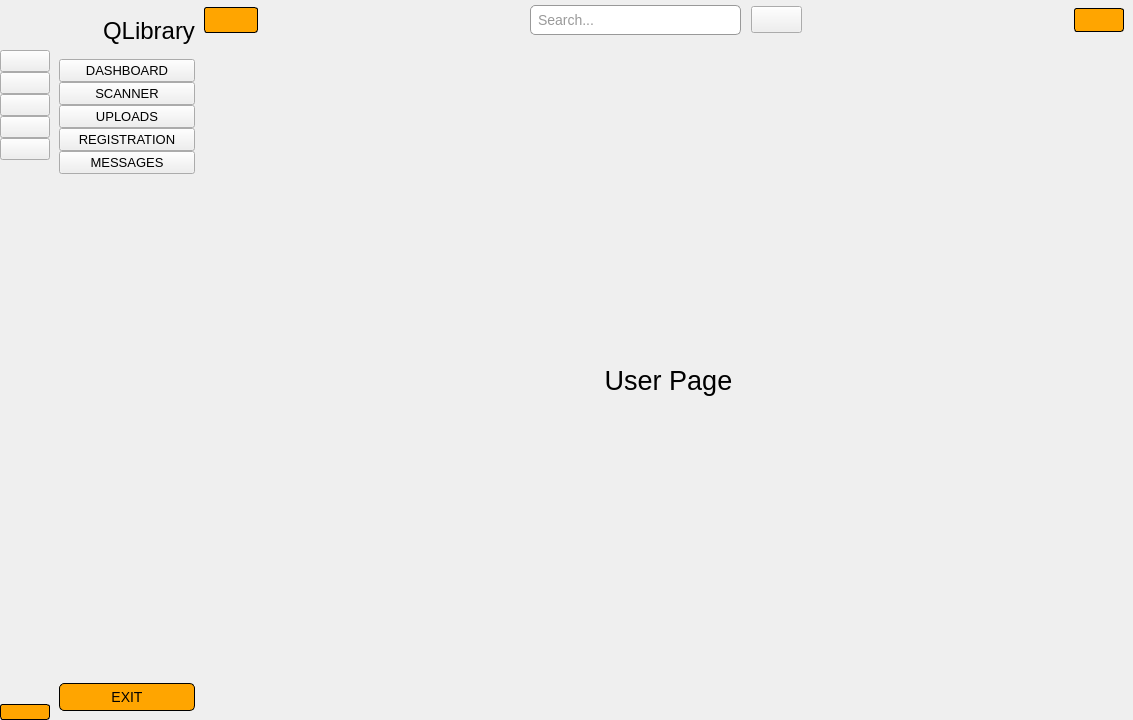
Above: sidebar.ui from AsifCantCode/QLibrary before the change. Below: the same form after it.
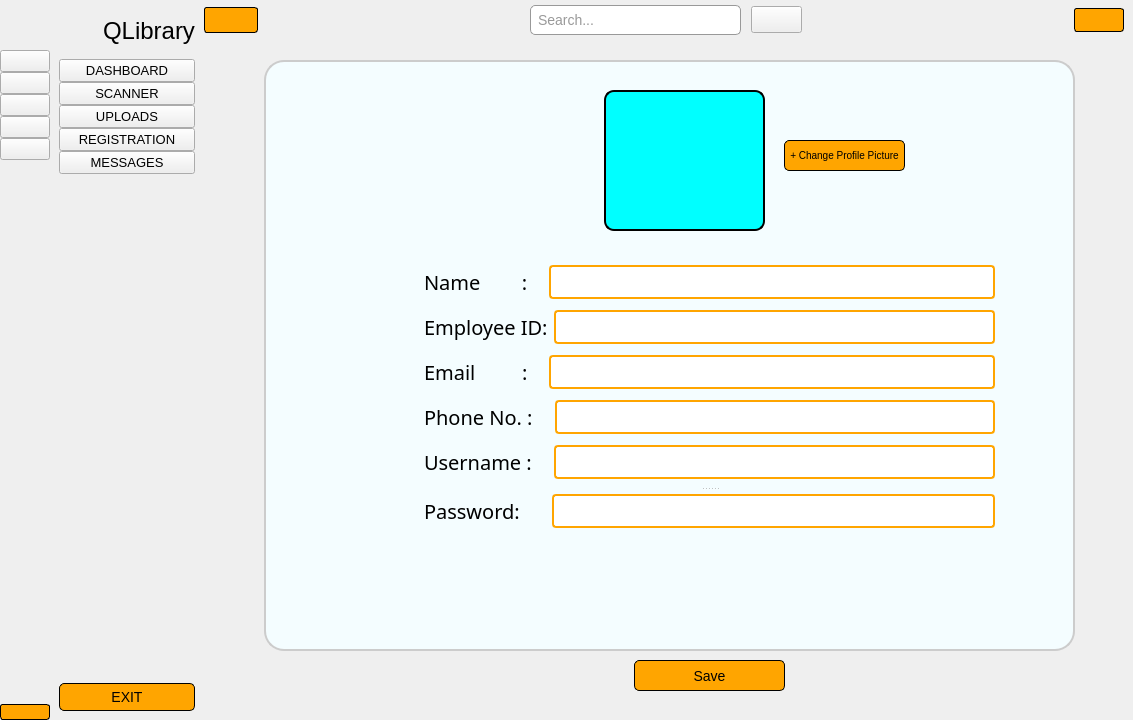
That is the form after the change. The open tabs and pages were chosen to show the change. Icons and pictures are not drawn.

Diff of the .ui file:
```diff
--- a/sidebar.ui
+++ b/sidebar.ui
@@ -1734,23 +1734,482 @@
           </layout>
          </widget>
          <widget class="QWidget" name="page_7">
-          <layout class="QGridLayout" name="gridLayout_8">
-           <item row="0" column="0">
-            <widget class="QLabel" name="label_10">
-             <property name="font">
-              <font>
-               <pointsize>20</pointsize>
-              </font>
-             </property>
-             <property name="text">
-              <string>User Page</string>
-             </property>
-             <property name="alignment">
-              <set>Qt::AlignCenter</set>
-             </property>
-            </widget>
-           </item>
-          </layout>
+          <widget class="QLabel" name="label_10">
+           <property name="geometry">
+            <rect>
+             <x>60</x>
+             <y>20</y>
+             <width>811</width>
+             <height>591</height>
+            </rect>
+           </property>
+           <property name="font">
+            <font>
+             <pointsize>20</pointsize>
+            </font>
+           </property>
+           <property name="styleSheet">
+            <string notr="true">background-color: #f4fdff; /* Light violet background with partial transparency */
+    border: 2px solid #CCC;                      /* Add a subtle border */
+    border-radius: 20px;                         /* Rounded corners */
+    padding: 10px;</string>
+           </property>
+           <property name="text">
+            <string/>
+           </property>
+           <property name="alignment">
+            <set>Qt::AlignCenter</set>
+           </property>
+          </widget>
+          <widget class="QPushButton" name="saveBtn">
+           <property name="geometry">
+            <rect>
+             <x>430</x>
+             <y>620</y>
+             <width>151</width>
+             <height>31</height>
+            </rect>
+           </property>
+           <property name="styleSheet">
+            <string notr="true">/* Style for QPushButton */
+QPushButton {
+    background-color: #FFA500; /* Orange background color */
+    color: #000000; /* Black text color */
+    border: 1px solid #000000; /* Black border */
+    border-radius: 5px; /* Rounded corners */
+    padding: 5px 10px; /* Padding around the button text */
+	font-size: 14px;
+}
+
+/* QPushButton when hovered */
+QPushButton:hover {
+    background-color: #FFD700; /* Lighter orange on hover */
+}
+</string>
+           </property>
+           <property name="text">
+            <string>Save</string>
+           </property>
+          </widget>
+          <widget class="QLabel" name="profile_picture_label">
+           <property name="geometry">
+            <rect>
+             <x>400</x>
+             <y>50</y>
+             <width>161</width>
+             <height>141</height>
+            </rect>
+           </property>
+           <property name="styleSheet">
+            <string notr="true">border: 2px solid black;
+
+border-radius: 10px;
+background-color: cyan;
+content-align:center;
+</string>
+           </property>
+           <property name="text">
+            <string/>
+           </property>
+           <property name="pixmap">
+            <pixmap>user.png</pixmap>
+           </property>
+           <property name="scaledContents">
+            <bool>true</bool>
+           </property>
+           <property name="alignment">
+            <set>Qt::AlignCenter</set>
+           </property>
+           <property name="wordWrap">
+            <bool>false</bool>
+           </property>
+           <property name="margin">
+            <number>0</number>
+           </property>
+          </widget>
+          <widget class="QPushButton" name="changeDp">
+           <property name="geometry">
+            <rect>
+             <x>580</x>
+             <y>100</y>
+             <width>121</width>
+             <height>31</height>
+            </rect>
+           </property>
+           <property name="styleSheet">
+            <string notr="true">/* Style for QPushButton */
+QPushButton {
+    background-color: #FFA500; /* Orange background color */
+    color: #000000; /* Black text color */
+    border: 1px solid #000000; /* Black border */
+    border-radius: 5px; /* Rounded corners */
+    padding: 5px 5px; /* Padding around the button text */
+	font-size: 10px;
+}
+
+/* QPushButton when hovered */
+QPushButton:hover {
+    background-color: #FFD700; /* Lighter orange on hover */
+}
+</string>
+           </property>
+           <property name="text">
+            <string>+ Change Profile Picture</string>
+           </property>
+          </widget>
+          <widget class="QSplitter" name="splitter_3">
+           <property name="geometry">
+            <rect>
+             <x>220</x>
+             <y>220</y>
+             <width>571</width>
+             <height>271</height>
+            </rect>
+           </property>
+           <property name="orientation">
+            <enum>Qt::Vertical</enum>
+           </property>
+           <widget class="QWidget" name="layoutWidget_5">
+            <layout class="QVBoxLayout" name="verticalLayout_12">
+             <item>
+              <layout class="QHBoxLayout" name="horizontalLayout_9">
+               <item>
+                <widget class="QLabel" name="label_20">
+                 <property name="font">
+                  <font>
+                   <family>Berlin Sans FB</family>
+                   <pointsize>15</pointsize>
+                  </font>
+                 </property>
+                 <property name="styleSheet">
+                  <string notr="true"/>
+                 </property>
+                 <property name="text">
+                  <string>Name        :   </string>
+                 </property>
+                </widget>
+               </item>
+               <item>
+                <widget class="QLineEdit" name="regName_3">
+                 <property name="styleSheet">
+                  <string notr="true">QLineEdit {
+    border: 2px solid #FFA500;    /* Add a light orange border */
+    border-radius: 4px;            /* Rounded corners */
+    padding: 6px;                 /* Add some padding for spacing */
+    font-size: 14px;              /* Set font size */
+}
+
+QLineEdit:hover {
+    border-color: #4CAF50;        /* Change border color to light green on hover */
+}
+
+QLineEdit:focus {
+    border-color: #2980B9;        /* Change border color when focused */
+}
+
+/* Placeholder text */
+QLineEdit::placeholder {
+    color: #555;                 /* Set placeholder text color */
+}
+
+/* Text inside QLineEdit */
+QLineEdit:!enabled, QLineEdit[readOnly=&quot;true&quot;] {
+    color: #333;                 /* Set text color */
+}
+
+/* Disabled state */
+QLineEdit:!enabled {
+    background-color: #EEE;      /* Light gray background for disabled state */
+}
+</string>
+                 </property>
+                </widget>
+               </item>
+              </layout>
+             </item>
+             <item>
+              <layout class="QHBoxLayout" name="horizontalLayout_14">
+               <item>
+                <widget class="QLabel" name="label_21">
+                 <property name="font">
+                  <font>
+                   <family>Berlin Sans FB</family>
+                   <pointsize>15</pointsize>
+                  </font>
+                 </property>
+                 <property name="styleSheet">
+                  <string notr="true"/>
+                 </property>
+                 <property name="text">
+                  <string>Employee ID:</string>
+                 </property>
+                </widget>
+               </item>
+               <item>
+                <widget class="QLineEdit" name="regID_2">
+                 <property name="styleSheet">
+                  <string notr="true">QLineEdit {
+    border: 2px solid #FFA500;    /* Add a light orange border */
+    border-radius: 4px;            /* Rounded corners */
+    padding: 6px;                 /* Add some padding for spacing */
+    font-size: 14px;              /* Set font size */
+}
+
+QLineEdit:hover {
+    border-color: #4CAF50;        /* Change border color to light green on hover */
+}
+
+QLineEdit:focus {
+    border-color: #2980B9;        /* Change border color when focused */
+}
+
+/* Placeholder text */
+QLineEdit::placeholder {
+    color: #555;                 /* Set placeholder text color */
+}
+
+/* Text inside QLineEdit */
+QLineEdit:!enabled, QLineEdit[readOnly=&quot;true&quot;] {
+    color: #333;                 /* Set text color */
+}
+
+/* Disabled state */
+QLineEdit:!enabled {
+    background-color: #EEE;      /* Light gray background for disabled state */
+}
+</string>
+                 </property>
+                </widget>
+               </item>
+              </layout>
+             </item>
+             <item>
+              <layout class="QHBoxLayout" name="horizontalLayout_22">
+               <item>
+                <widget class="QLabel" name="label_28">
+                 <property name="font">
+                  <font>
+                   <family>Berlin Sans FB</family>
+                   <pointsize>15</pointsize>
+                  </font>
+                 </property>
+                 <property name="styleSheet">
+                  <string notr="true"/>
+                 </property>
+                 <property name="text">
+                  <string>Email         :   </string>
+                 </property>
+                </widget>
+               </item>
+               <item>
+                <widget class="QLineEdit" name="regEmail_3">
+                 <property name="styleSheet">
+                  <string notr="true">QLineEdit {
+    border: 2px solid #FFA500;    /* Add a light orange border */
+    border-radius: 4px;            /* Rounded corners */
+    padding: 6px;                 /* Add some padding for spacing */
+    font-size: 14px;              /* Set font size */
+}
+
+QLineEdit:hover {
+    border-color: #4CAF50;        /* Change border color to light green on hover */
+}
+
+QLineEdit:focus {
+    border-color: #2980B9;        /* Change border color when focused */
+}
+
+/* Placeholder text */
+QLineEdit::placeholder {
+    color: #555;                 /* Set placeholder text color */
+}
+
+/* Text inside QLineEdit */
+QLineEdit:!enabled, QLineEdit[readOnly=&quot;true&quot;] {
+    color: #333;                 /* Set text color */
+}
+
+/* Disabled state */
+QLineEdit:!enabled {
+    background-color: #EEE;      /* Light gray background for disabled state */
+}
+</string>
+                 </property>
+                </widget>
+               </item>
+              </layout>
+             </item>
+             <item>
+              <layout class="QHBoxLayout" name="horizontalLayout_23">
+               <item>
+                <widget class="QLabel" name="label_29">
+                 <property name="font">
+                  <font>
+                   <family>Berlin Sans FB</family>
+                   <pointsize>15</pointsize>
+                  </font>
+                 </property>
+                 <property name="styleSheet">
+                  <string notr="true"/>
+                 </property>
+                 <property name="text">
+                  <string>Phone No. :   </string>
+                 </property>
+                </widget>
+               </item>
+               <item>
+                <widget class="QLineEdit" name="regPhone_2">
+                 <property name="styleSheet">
+                  <string notr="true">QLineEdit {
+    border: 2px solid #FFA500;    /* Add a light orange border */
+    border-radius: 4px;            /* Rounded corners */
+    padding: 6px;                 /* Add some padding for spacing */
+    font-size: 14px;              /* Set font size */
+}
+
+QLineEdit:hover {
+    border-color: #4CAF50;        /* Change border color to light green on hover */
+}
+
+QLineEdit:focus {
+    border-color: #2980B9;        /* Change border color when focused */
+}
+
+/* Placeholder text */
+QLineEdit::placeholder {
+    color: #555;                 /* Set placeholder text color */
+}
+
+/* Text inside QLineEdit */
+QLineEdit:!enabled, QLineEdit[readOnly=&quot;true&quot;] {
+    color: #333;                 /* Set text color */
+}
+
+/* Disabled state */
+QLineEdit:!enabled {
+    background-color: #EEE;      /* Light gray background for disabled state */
+}
+</string>
+                 </property>
+                </widget>
+               </item>
+              </layout>
+             </item>
+             <item>
+              <layout class="QHBoxLayout" name="horizontalLayout_24">
+               <item>
+                <widget class="QLabel" name="label_30">
+                 <property name="font">
+                  <font>
+                   <family>Berlin Sans FB</family>
+                   <pointsize>15</pointsize>
+                  </font>
+                 </property>
+                 <property name="styleSheet">
+                  <string notr="true"/>
+                 </property>
+                 <property name="text">
+                  <string>Username :   </string>
+                 </property>
+                </widget>
+               </item>
+               <item>
+                <widget class="QLineEdit" name="regUsername_2">
+                 <property name="styleSheet">
+                  <string notr="true">QLineEdit {
+    border: 2px solid #FFA500;    /* Add a light orange border */
+    border-radius: 4px;            /* Rounded corners */
+    padding: 6px;                 /* Add some padding for spacing */
+    font-size: 14px;              /* Set font size */
+}
+
+QLineEdit:hover {
+    border-color: #4CAF50;        /* Change border color to light green on hover */
+}
+
+QLineEdit:focus {
+    border-color: #2980B9;        /* Change border color when focused */
+}
+
+/* Placeholder text */
+QLineEdit::placeholder {
+    color: #555;                 /* Set placeholder text color */
+}
+
+/* Text inside QLineEdit */
+QLineEdit:!enabled, QLineEdit[readOnly=&quot;true&quot;] {
+    color: #333;                 /* Set text color */
+}
+
+/* Disabled state */
+QLineEdit:!enabled {
+    background-color: #EEE;      /* Light gray background for disabled state */
+}
+</string>
+                 </property>
+                </widget>
+               </item>
+              </layout>
+             </item>
+            </layout>
+           </widget>
+           <widget class="QWidget" name="layoutWidget_6">
+            <layout class="QHBoxLayout" name="horizontalLayout_25">
+             <item>
+              <widget class="QLabel" name="label_31">
+               <property name="font">
+                <font>
+                 <family>Berlin Sans FB</family>
+                 <pointsize>15</pointsize>
+                </font>
+               </property>
+               <property name="styleSheet">
+                <string notr="true"/>
+               </property>
+               <property name="text">
+                <string>Password:     </string>
+               </property>
+              </widget>
+             </item>
+             <item>
+              <widget class="QLineEdit" name="regUsername_3">
+               <property name="styleSheet">
+                <string notr="true">QLineEdit {
+    border: 2px solid #FFA500;    /* Add a light orange border */
+    border-radius: 4px;            /* Rounded corners */
+    padding: 6px;                 /* Add some padding for spacing */
+    font-size: 14px;              /* Set font size */
+}
+
+QLineEdit:hover {
+    border-color: #4CAF50;        /* Change border color to light green on hover */
+}
+
+QLineEdit:focus {
+    border-color: #2980B9;        /* Change border color when focused */
+}
+
+/* Placeholder text */
+QLineEdit::placeholder {
+    color: #555;                 /* Set placeholder text color */
+}
+
+/* Text inside QLineEdit */
+QLineEdit:!enabled, QLineEdit[readOnly=&quot;true&quot;] {
+    color: #333;                 /* Set text color */
+}
+
+/* Disabled state */
+QLineEdit:!enabled {
+    background-color: #EEE;      /* Light gray background for disabled state */
+}
+</string>
+               </property>
+              </widget>
+             </item>
+            </layout>
+           </widget>
+          </widget>
          </widget>
          <widget class="QWidget" name="page_8">
           <widget class="QPushButton" name="regbtn">
```
Left out of the diff: 526 changed lines with no effect on the pictures.
